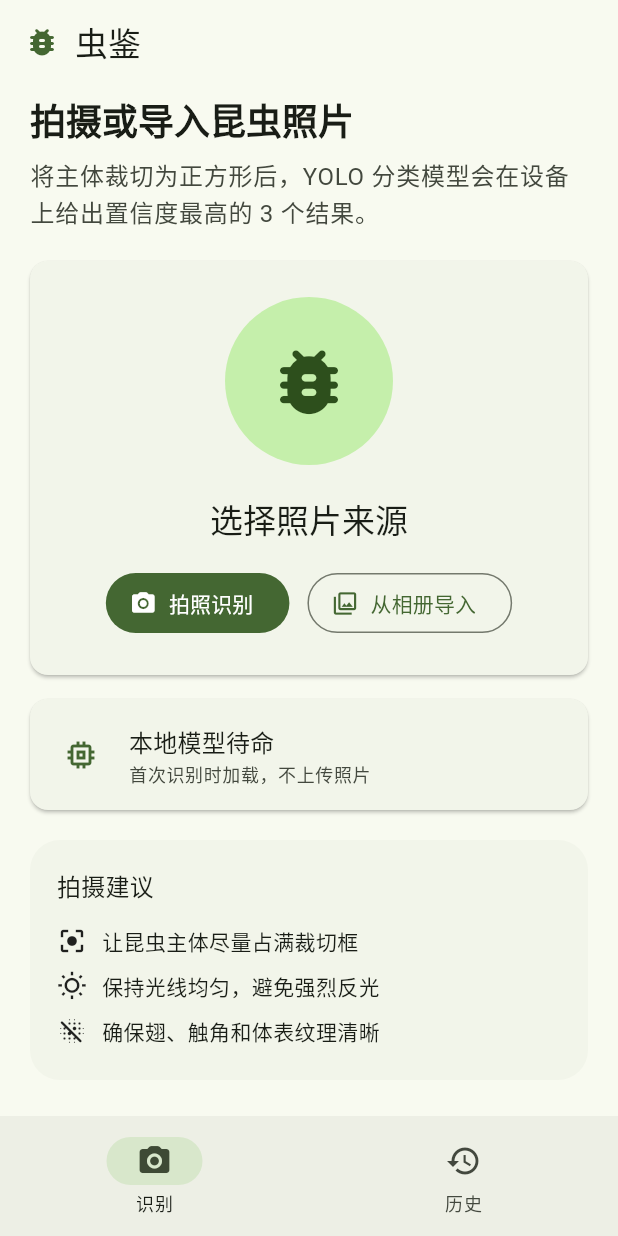
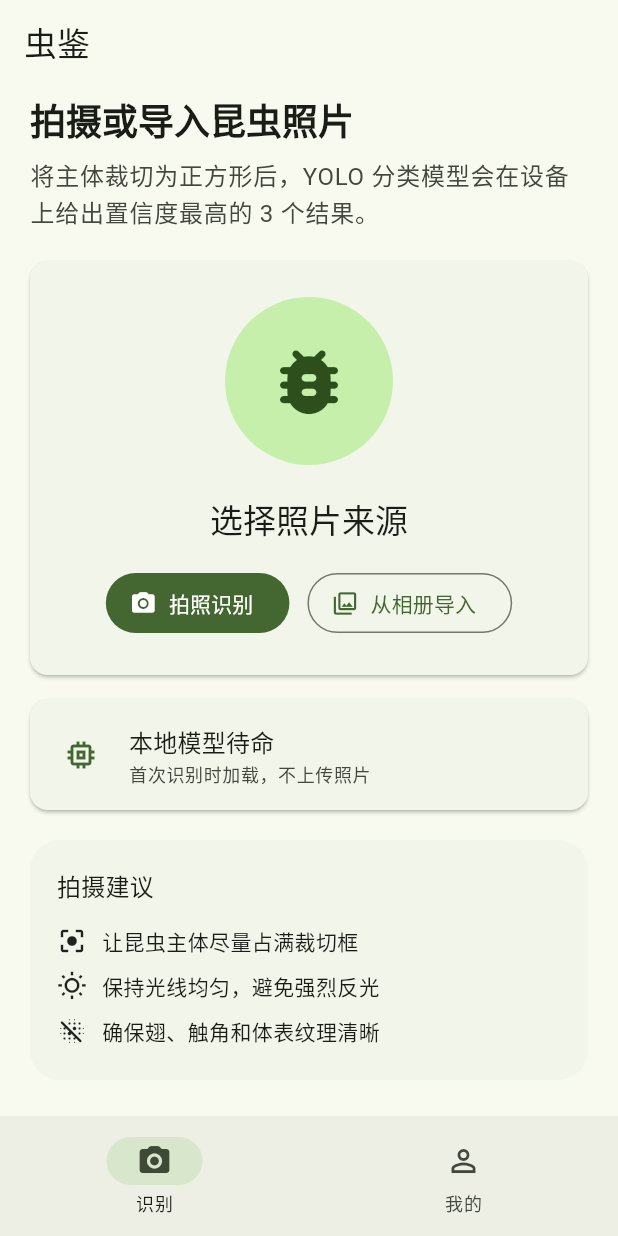
Before and after one commit to wakin721/insect_identifier_android, a Flutter app: the screen it shows after launch, on a phone screen of 412 x 824 dp. Run offline on Flutter 3.47's test engine with Material 3 defaults, Android fonts, the phone set to English and light mode, and no system bars; our stand-ins replace image_picker; missing offline and left inert: crop_your_image, ultralytics_yolo.

Commit message:
replace history tab with profile tab

```diff
--- a/lib/screens/home_shell.dart
+++ b/lib/screens/home_shell.dart
@@ -2,13 +2,11 @@ import 'package:flutter/material.dart';
 
 import '../controllers/app_controller.dart';
 import 'history_screen.dart';
+import 'profile_screen.dart';
 import 'recognize_screen.dart';
 
 class HomeShell extends StatefulWidget {
-  const HomeShell({
-    required this.controller,
-    super.key,
-  });
+  const HomeShell({required this.controller, super.key});
 
   final AppController controller;
 
@@ -22,24 +20,12 @@ class _HomeShellState extends State<HomeShell> {
   @override
   Widget build(BuildContext context) {
     return Scaffold(
-      appBar: AppBar(
-        title: Row(
-          mainAxisSize: MainAxisSize.min,
-          children: <Widget>[
-            Icon(
-              Icons.bug_report_rounded,
-              color: Theme.of(context).colorScheme.primary,
-            ),
-            const SizedBox(width: 10),
-            const Text('虫鉴'),
-          ],
-        ),
-      ),
+      appBar: AppBar(title: const Text('虫鉴')),
       body: IndexedStack(
         index: _selectedIndex,
         children: <Widget>[
           RecognizeScreen(controller: widget.controller),
-          HistoryScreen(controller: widget.controller),
+          ProfileScreen(controller: widget.controller),
         ],
       ),
       bottomNavigationBar: NavigationBar(
@@ -54,9 +40,9 @@ class _HomeShellState extends State<HomeShell> {
             label: '识别',
           ),
           NavigationDestination(
-            icon: Icon(Icons.history_outlined),
-            selectedIcon: Icon(Icons.history_rounded),
-            label: '历史',
+            icon: Icon(Icons.person_outline),
+            selectedIcon: Icon(Icons.person_rounded),
+            label: '我的',
           ),
         ],
       ),
```
